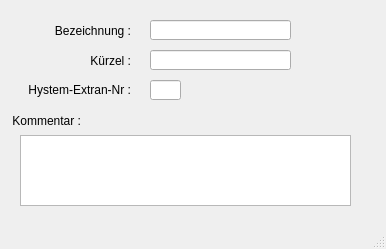
The window that qkan/forms/qkan_entwaesserungsarten.ui (hoettges/QKan) describes before a commit, drawn with Qt 5.
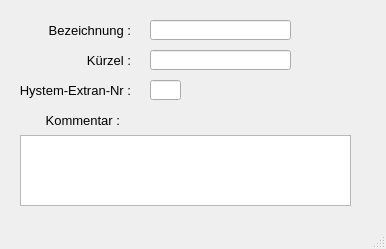
The same window after the commit.

What changed in the file:
```diff
--- a/qkan/forms/qkan_entwaesserungsarten.ui
+++ b/qkan/forms/qkan_entwaesserungsarten.ui
@@ -13,6 +13,7 @@
   <property name="font">
    <font>
     <family>Tahoma</family>
+    <pointsize>10</pointsize>
    </font>
   </property>
   <property name="windowTitle">
@@ -124,9 +125,9 @@
    <widget class="QLabel" name="label_4">
     <property name="geometry">
      <rect>
-      <x>10</x>
+      <x>20</x>
       <y>110</y>
-      <width>71</width>
+      <width>100</width>
       <height>21</height>
      </rect>
     </property>
```
